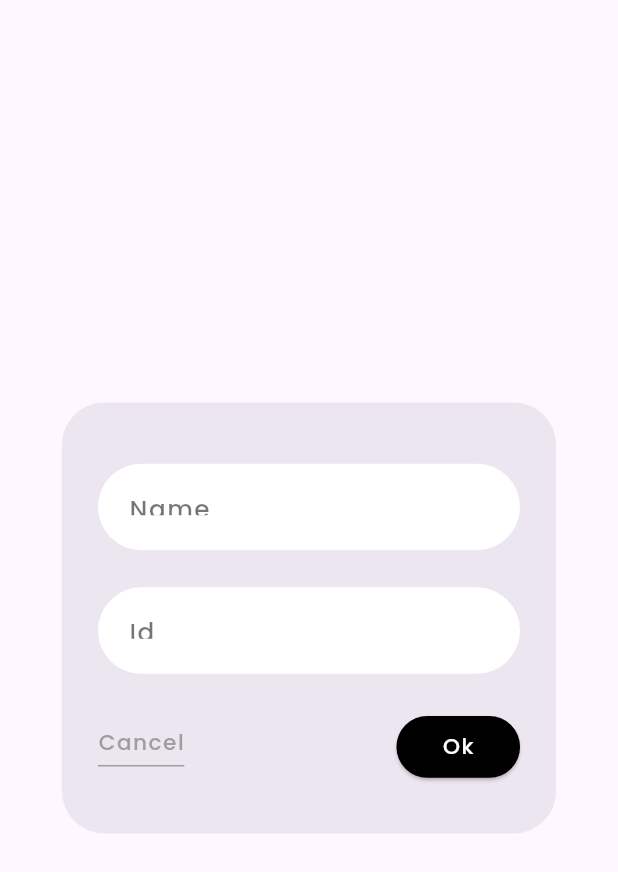
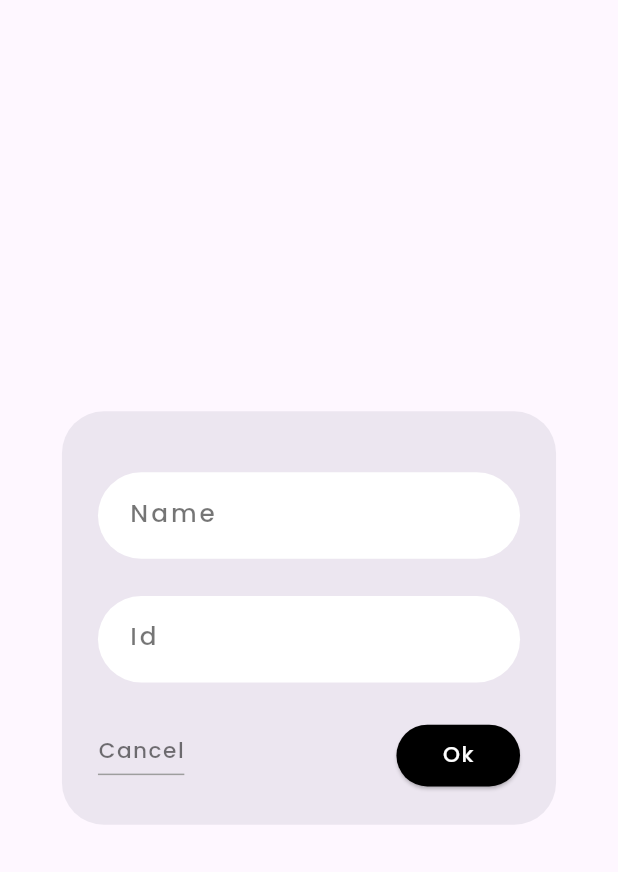
Before and after one commit to AbdulRahmanFares/validation_on_dialog, a Flutter app: the ValidatingDialog widget shown alone on an empty page, opened directly, on a phone screen of 412 x 824 dp. Shown: the top 872 px of the screen. Run offline on Flutter 3.47's test engine with Material 3 defaults, Android fonts, the phone set to English and light mode, and no system bars; our stand-ins replace google_fonts.

Commit message:
TextFormField style modification

```diff
--- a/lib/screens/validating_dialog.dart
+++ b/lib/screens/validating_dialog.dart
@@ -24,7 +24,7 @@ class _ValidatingDialogState extends State<ValidatingDialog> {
 
     return AlertDialog(
       content: SizedBox(
-        height: screenHeight * 0.3,
+        height: screenHeight * 0.286,
         width: screenWidth * 0.683,
         child: Column(
           children: [
@@ -34,29 +34,37 @@ class _ValidatingDialogState extends State<ValidatingDialog> {
 
             // Name
             Container(
-              padding: EdgeInsets.all(screenWidth * 0.05),
+              padding: EdgeInsets.only(
+                left: screenWidth * 0.05,
+                right: screenWidth * 0.05
+              ),
               height: screenHeight * 0.07,
               decoration: BoxDecoration(
                 color: nameContainerColor,
                 borderRadius: BorderRadius.circular(screenWidth * 0.07)
               ),
               child: TextFormField(
-                cursorColor: Colors.black54,
+                maxLines: 1,
+                cursorColor: Colors.grey,
+                keyboardType: TextInputType.emailAddress,
                 decoration: InputDecoration(
+                  contentPadding: const EdgeInsets.symmetric(vertical: 15), // To vertically center the hint text inside the TextFormField
+                  border: InputBorder.none, // Remove the underline
                   hintText: "Name",
                   hintStyle: GoogleFonts.poppins(
                     fontSize: screenWidth * 0.04,
                     color: Colors.black54,
                     fontWeight: FontWeight.w500,
-                    letterSpacing: 1
-                  ),
-                  border: InputBorder.none // Remove the underline
+                    letterSpacing: 2
+                  )
                 ),
+
+                // User input style
                 style: GoogleFonts.poppins(
                   fontSize: screenWidth * 0.04,
                   color: Colors.black54,
                   fontWeight: FontWeight.w500,
-                  letterSpacing: 1
+                  letterSpacing: 2
                 ),
                 onChanged: (value) {
                   setState(() {
@@ -71,29 +79,37 @@ class _ValidatingDialogState extends State<ValidatingDialog> {
 
             // Id
             Container(
-              padding: EdgeInsets.all(screenWidth * 0.05),
+              padding: EdgeInsets.only(
+                left: screenWidth * 0.05,
+                right: screenWidth * 0.05
+              ),
               height: screenHeight * 0.07,
               decoration: BoxDecoration(
                 color: idContainerColor,
                 borderRadius: BorderRadius.circular(screenWidth * 0.07)
               ),
               child: TextFormField(
-                cursorColor: Colors.black54,
+                maxLines: 1,
+                cursorColor: Colors.grey,
+                keyboardType: TextInputType.emailAddress,
                 decoration: InputDecoration(
+                  contentPadding: const EdgeInsets.symmetric(vertical: 15), // To vertically center the hint text inside the TextFormField
+                  border: InputBorder.none, // Remove the underline
                   hintText: "Id",
                   hintStyle: GoogleFonts.poppins(
                     fontSize: screenWidth * 0.04,
                     color: Colors.black54,
                     fontWeight: FontWeight.w500,
-                    letterSpacing: 1
-                  ),
-                  border: InputBorder.none // Remove the underline
+                    letterSpacing: 2
+                  )
                 ),
+
+                // User input style
                 style: GoogleFonts.poppins(
                   fontSize: screenWidth * 0.04,
                   color: Colors.black54,
                   fontWeight: FontWeight.w500,
-                  letterSpacing: 1
+                  letterSpacing: 2
                 ),
                 onChanged: (value) {
                   setState(() {
@@ -129,7 +145,7 @@ class _ValidatingDialogState extends State<ValidatingDialog> {
                       "Cancel",
                       style: GoogleFonts.poppins(
                         fontSize: screenWidth * 0.035,
-                        color: Colors.grey,
+                        color: Colors.black54,
                         fontWeight: FontWeight.w500,
                         letterSpacing: 1
                       )
```
